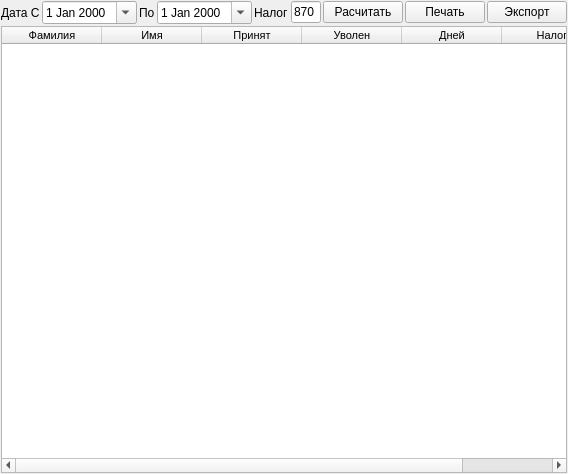
First picture: the form in ui/report_nalog.ui, repository Meller008/CRM-Avi, before the edit.
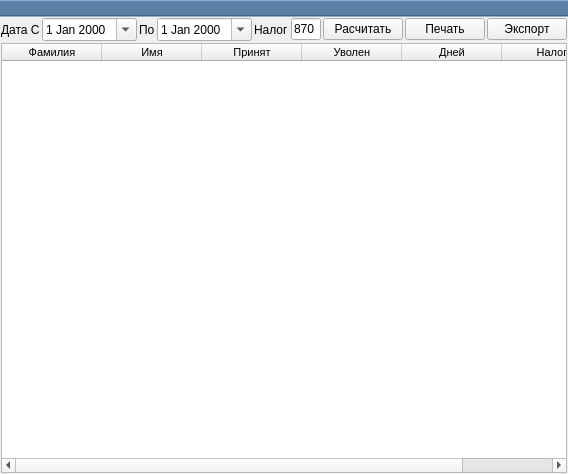
Second picture: the form after the edit.

The edit to the form file:
```diff
--- a/ui/report_nalog.ui
+++ b/ui/report_nalog.ui
@@ -185,6 +185,23 @@
     </item>
    </layout>
   </widget>
+  <widget class="QToolBar" name="toolBar">
+   <property name="windowTitle">
+    <string>toolBar</string>
+   </property>
+   <property name="styleSheet">
+    <string notr="true">background-color: rgb(89, 125, 163);</string>
+   </property>
+   <property name="movable">
+    <bool>false</bool>
+   </property>
+   <attribute name="toolBarArea">
+    <enum>TopToolBarArea</enum>
+   </attribute>
+   <attribute name="toolBarBreak">
+    <bool>false</bool>
+   </attribute>
+  </widget>
  </widget>
  <resources/>
  <connections>
```
